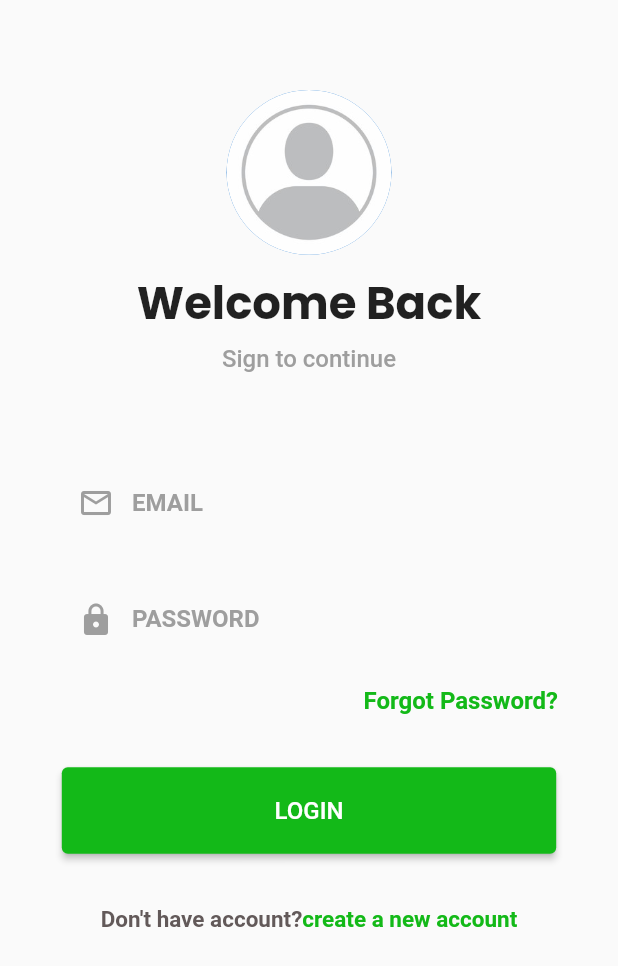
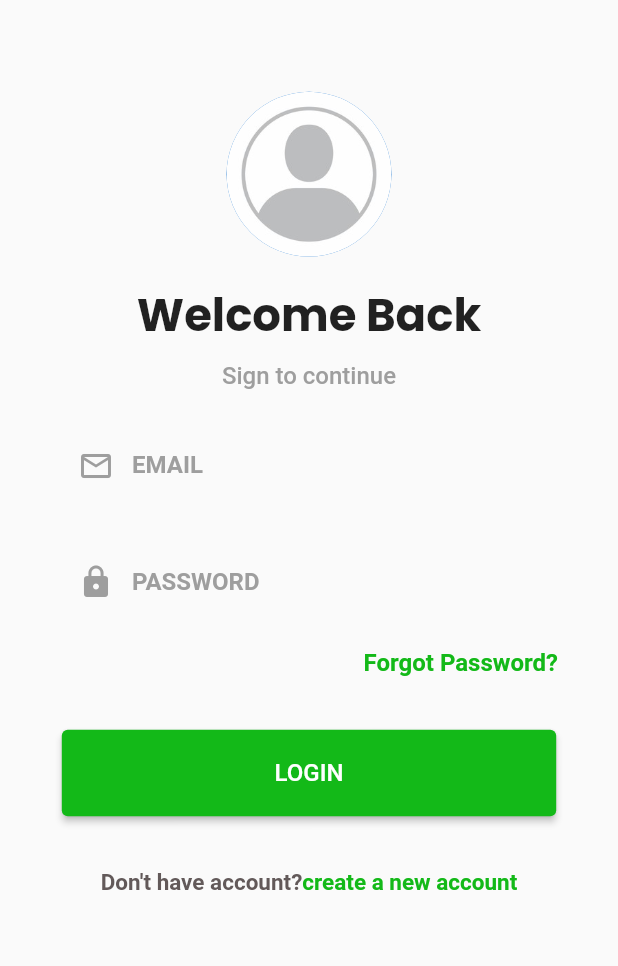
Before and after one commit to akhilesh471/demo_app, a Flutter app: the screen it shows after launch, on a phone screen of 412 x 824 dp. Shown: the top 966 px of the screen. Run offline on Flutter 3.47's test engine with Material 2 defaults, Android fonts, the phone set to English and light mode, and no system bars; our stand-ins replace bloc, dartz, dio, flutter_bloc, flutter_local_notifications, flutter_rating_bar and 6 more.

Commit message:
second push

```diff
--- a/lib/presentation/homepage/homepage.dart
+++ b/lib/presentation/homepage/homepage.dart
@@ -70,7 +70,6 @@ class _HomePageState extends State<HomePage> {
                   Expanded(
                       child: Padding(
                     padding: const EdgeInsets.all(15.0),
-                    child: Container(
                     child: StaggeredGridView.countBuilder(
                       shrinkWrap: true,
                       physics: const ScrollPhysics(),
@@ -105,8 +104,8 @@ class _HomePageState extends State<HomePage> {
                                           ),
                                           fit: BoxFit.fill)),
                                   height: (index % 2 == 0)
-                                        ? size(ctx: context).height * 0.22
-                                        : size(ctx: context).height * 0.36,
+                                      ? size(ctx: context).height * 0.21
+                                      : size(ctx: context).height * 0.35,
                                   width: size(ctx: context).width * 0.46,
                                   child: Stack(
                                     clipBehavior: Clip.none,
@@ -152,7 +151,6 @@ class _HomePageState extends State<HomePage> {
                       mainAxisSpacing: 15,
                       crossAxisSpacing: 8,
                     ),
-                    ),
                   ))
                 ]);
         },
--- a/lib/presentation/login/loginpage.dart
+++ b/lib/presentation/login/loginpage.dart
@@ -39,7 +39,7 @@ final formkey = GlobalKey<FormState>();
                 padding: const EdgeInsets.only(left: 40.0, right: 40),
                 child: Column(
                   children: [
-                    kheight35,
+                   kheight10,
                     FormWidget(textController: _usernameController,
                       hint: 'EMAIL',
                       icn: Icons.mail_outline,
@@ -142,25 +142,26 @@ class TopSection extends StatelessWidget {
 
   @override
   Widget build(BuildContext context) {
-    return AspectRatio(
-      aspectRatio: 5 / 3,
+    return Container(
+      height: size(ctx: context).height*0.3,
+      // color: Colors.amber,
       child: Column(
         children: [
-          kheight40,
+          SizedBox(height: size(ctx: context).height*0.05,),
           CircleAvatar(
             backgroundImage: const AssetImage('assets/avatar1.jpg'),
             radius: size(ctx: context).height / 15,
           ),
-          const SizedBox(
-            height: 10,
+           SizedBox(
+            height: size(ctx: context).height*0.02,
           ),
           Text(
             'Welcome Back',
             style:
                 GoogleFonts.poppins(fontSize: 30, fontWeight: FontWeight.bold),
           ),
-          const SizedBox(
-            height: 5,
+           SizedBox(
+            height: size(ctx: context).height*0.01,
           ),
           const Text(
             'Sign to continue',
```
Lines whose indentation alone changed are shown as unchanged.
